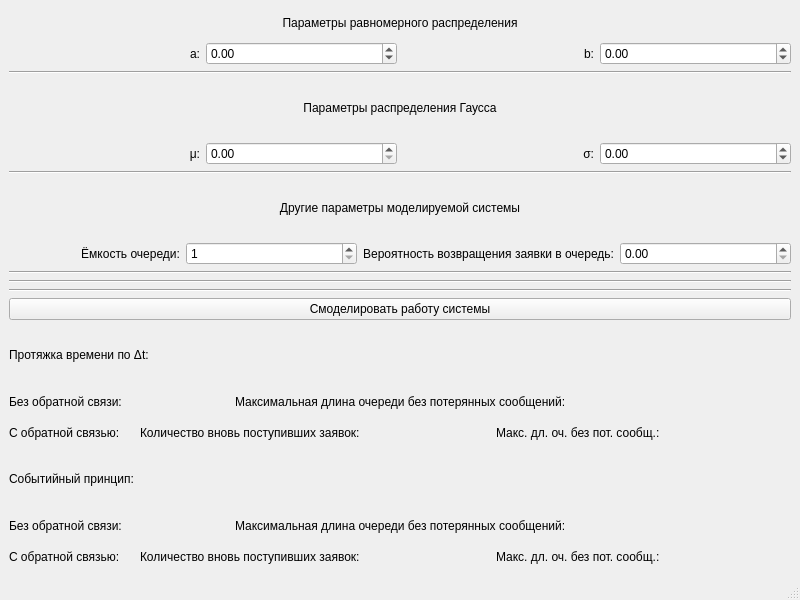
First picture: the form in lab4/src/ModelingLab04/mainwindow.ui, repository TheSawIsTheLaw/TrueModeling, before the edit.
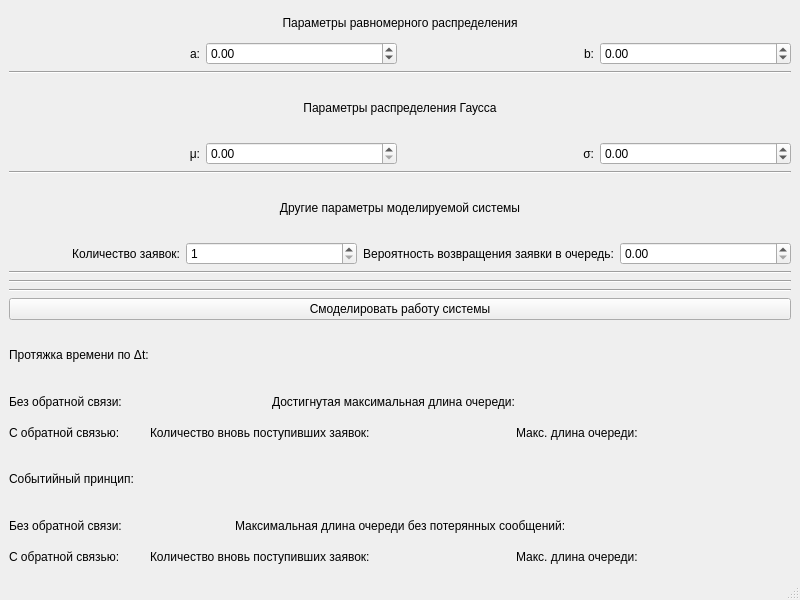
Second picture: the form after the edit.

```diff
--- a/lab4/src/ModelingLab04/mainwindow.ui
+++ b/lab4/src/ModelingLab04/mainwindow.ui
@@ -115,7 +115,7 @@
       <item>
        <widget class="QLabel" name="queueSizeLabel">
         <property name="text">
-         <string>Ёмкость очереди:</string>
+         <string>Количество заявок:</string>
         </property>
         <property name="alignment">
          <set>Qt::AlignRight|Qt::AlignTrailing|Qt::AlignVCenter</set>
@@ -168,7 +168,7 @@
         <item>
          <widget class="QLabel" name="withoutInverseConnectionDeltaTLabel">
           <property name="text">
-           <string>Максимальная длина очереди без потерянных сообщений:</string>
+           <string>Достигнутая максимальная длина очереди:</string>
           </property>
          </widget>
         </item>
@@ -207,7 +207,7 @@
         <item>
          <widget class="QLabel" name="inverseConnectionDeltaTmaxQueueLabel">
           <property name="text">
-           <string>Макс. дл. оч. без пот. сообщ.:</string>
+           <string>Макс. длина очереди:</string>
           </property>
          </widget>
         </item>
@@ -368,7 +368,7 @@
         <item>
          <widget class="QLabel" name="inverseConnectionEventMaxQueueLabel">
           <property name="text">
-           <string>Макс. дл. оч. без пот. сообщ.:</string>
+           <string>Макс. длина очереди:</string>
           </property>
          </widget>
         </item>
```
Left out of the diff: 4 changed lines with no effect on the pictures.
